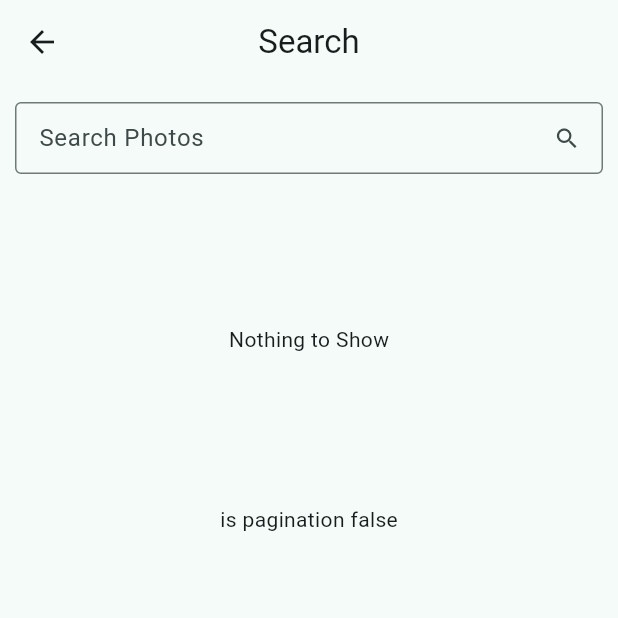
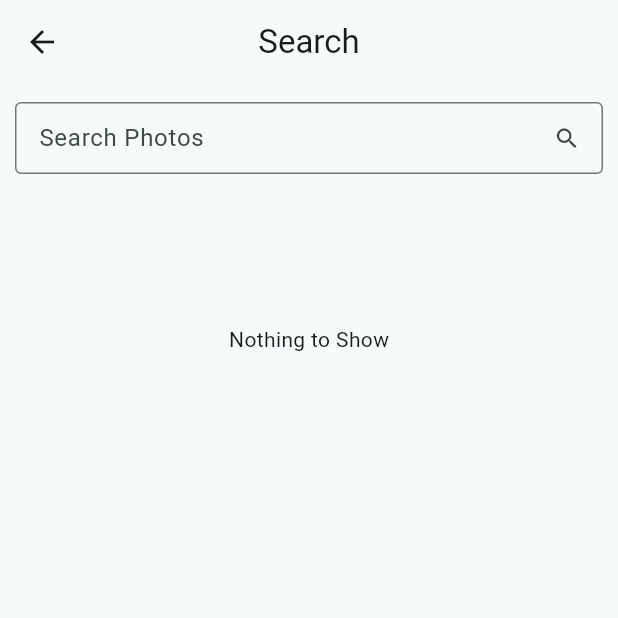
Before and after one commit to SumanRasaili/Image-App, a Flutter app: the SearchPage screen opened directly, on a phone screen of 412 x 824 dp, the top half of it. Run offline on Flutter 3.47's test engine with Material 3 defaults, Android fonts, the phone set to English and light mode, and no system bars; our stand-ins replace bot_toast, cached_network_image, dio, firebase_auth, firebase_core, flutter_cache_manager and 8 more; missing offline and left inert: flutter_wallpaper_manager; accounts and stored records are empty; generated files the repository leaves out were written again; network calls fail.

Commit message:
pagination improved

```diff
--- a/lib/features/home/search_page.dart
+++ b/lib/features/home/search_page.dart
@@ -27,7 +27,6 @@ class SearchPage extends HookConsumerWidget {
               child: TextFormField(
                 onTap: () {},
                 onChanged: (value) {
-                  if (value.isNotEmpty) {
                   isSearching.value = true;
                   if (timer.value != null) {
                     timer.value?.cancel();
@@ -38,7 +37,6 @@ class SearchPage extends HookConsumerWidget {
                         );
                     isSearching.value = false;
                   });
-                  }
                 },
                 controller: photoController,
                 decoration: InputDecoration(
@@ -66,7 +64,8 @@ class SearchPage extends HookConsumerWidget {
                     child: Center(
                       child: CircularProgressIndicator(),
                     ))
-              } else if (!isSearching.value && photoList.photos == null) ...{
+              } else if (!isSearching.value &&
+                  (photoList.photos == null || photoList.photos!.isEmpty)) ...{
                 const SizedBox(
                   height: 200,
                   child: Center(child: Text("Nothing to Show")),
@@ -117,7 +116,11 @@ class SearchPage extends HookConsumerWidget {
               const SizedBox(
                 height: 10,
               ),
-              Text("is pagination ${photoList.isPaginationLoading}"),
+              if (photoList.isPaginationLoading) ...{
+                const Center(
+                  child: CircularProgressIndicator(),
+                ),
+              },
               const SizedBox(
                 height: 10,
               ),
```
Lines whose indentation alone changed are shown as unchanged.
